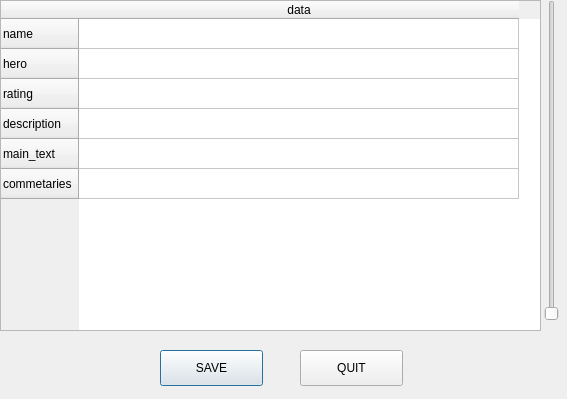
Above: raw_qt/select_guide.ui from VPirog/DotaDatabase before the change. Below: the same form after it.
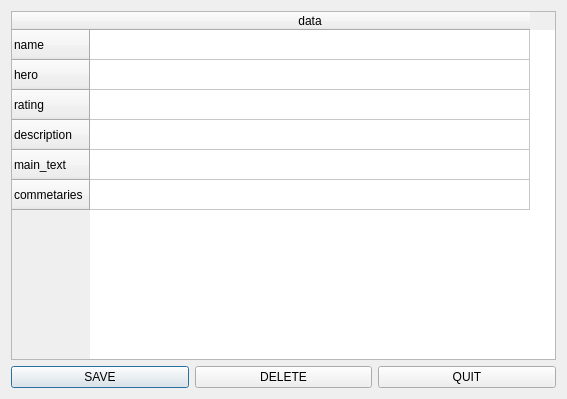
That is the form after the change.

What changed in the file:
```diff
--- a/raw_qt/select_guide.ui
+++ b/raw_qt/select_guide.ui
@@ -13,15 +13,23 @@
   <property name="windowTitle">
    <string>Dialog</string>
   </property>
+  <layout class="QGridLayout" name="gridLayout">
+   <item row="1" column="0">
+    <widget class="QPushButton" name="saveButton">
+     <property name="text">
+      <string>SAVE</string>
+     </property>
+    </widget>
+   </item>
+   <item row="1" column="2">
+    <widget class="QPushButton" name="quitButton">
+     <property name="text">
+      <string>QUIT</string>
+     </property>
+    </widget>
+   </item>
+   <item row="0" column="0" colspan="3">
   <widget class="QTableWidget" name="tableWidget">
-   <property name="geometry">
-    <rect>
-     <x>0</x>
-     <y>0</y>
-     <width>541</width>
-     <height>331</height>
-    </rect>
-   </property>
    <attribute name="horizontalHeaderDefaultSectionSize">
     <number>440</number>
    </attribute>
@@ -61,45 +69,15 @@
     </property>
    </column>
   </widget>
-  <widget class="QSlider" name="verticalSlider">
-   <property name="geometry">
-    <rect>
-     <x>540</x>
-     <y>0</y>
-     <width>24</width>
-     <height>321</height>
-    </rect>
-   </property>
-   <property name="orientation">
-    <enum>Qt::Vertical</enum>
-   </property>
-  </widget>
-  <widget class="QPushButton" name="saveButton">
-   <property name="geometry">
-    <rect>
-     <x>160</x>
-     <y>350</y>
-     <width>103</width>
-     <height>36</height>
-    </rect>
-   </property>
+   </item>
+   <item row="1" column="1">
+    <widget class="QPushButton" name="pushButton_delete">
    <property name="text">
-    <string>SAVE</string>
-   </property>
-  </widget>
-  <widget class="QPushButton" name="quitButton">
-   <property name="geometry">
-    <rect>
-     <x>300</x>
-     <y>350</y>
-     <width>103</width>
-     <height>36</height>
-    </rect>
-   </property>
-   <property name="text">
-    <string>QUIT</string>
-   </property>
-  </widget>
+      <string>DELETE</string>
+     </property>
+    </widget>
+   </item>
+  </layout>
  </widget>
  <resources/>
  <connections/>
```
Lines whose indentation alone changed are shown as unchanged.
